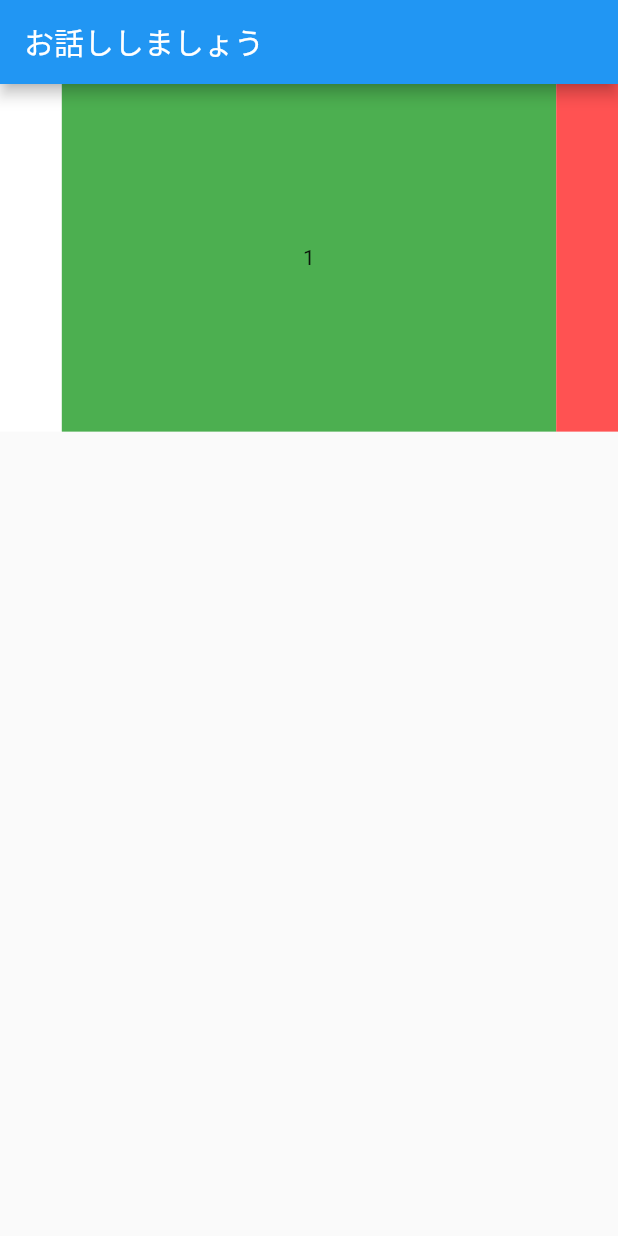
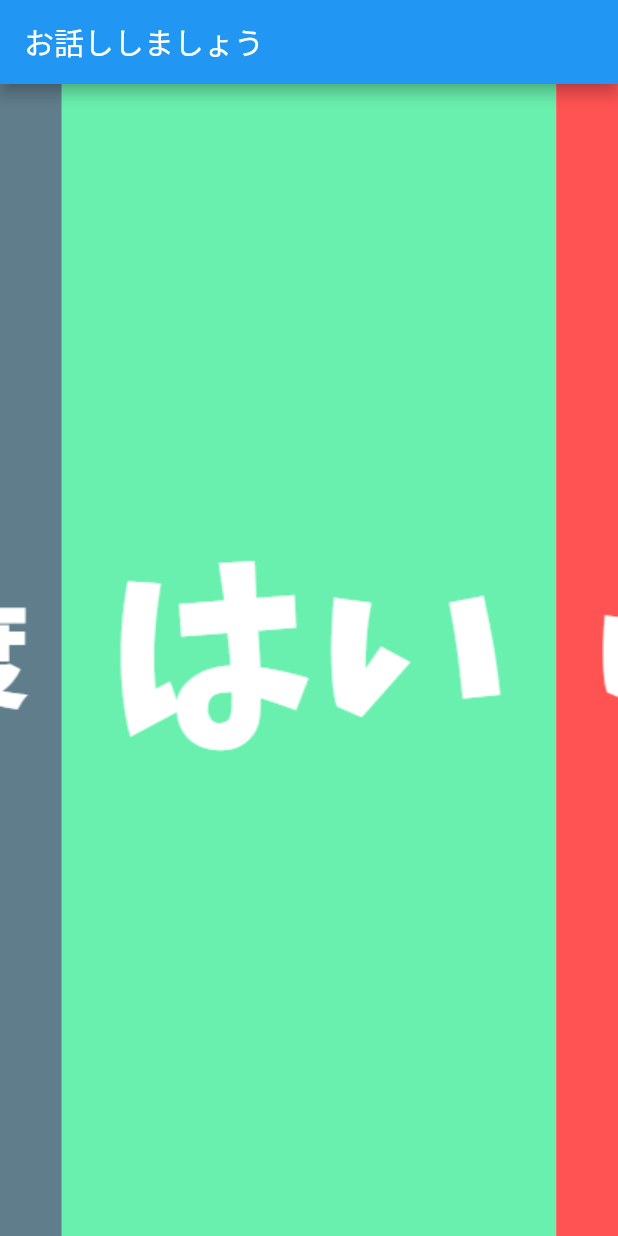
Before and after one commit to DaisukeMinagawa/silent_talker, a Flutter app: the screen it shows after launch, on a phone screen of 412 x 824 dp. Run offline on Flutter 3.47's test engine with Material 2 defaults, Android fonts, the phone set to English and light mode, and no system bars; drawn by our look-alikes of carousel_slider.

Commit message:
Almost Complited2

```diff
--- a/lib/main.dart
+++ b/lib/main.dart
@@ -1,4 +1,3 @@
-import 'package:carousel_slider/carousel_controller.dart';
 import 'package:carousel_slider/carousel_options.dart';
 import 'package:carousel_slider/carousel_slider.dart';
 import 'package:flutter/material.dart';
@@ -11,35 +10,21 @@ class BasicDemo extends StatelessWidget {
     return MaterialApp(
       home: Scaffold(
         appBar: AppBar(title: Text('お話ししましょう')),
-        body: Container(
-          child: CarouselSlider(options: CarouselOptions(), items: <Widget>[
+        body: SafeArea(
+          child: CarouselSlider(
+              options: CarouselOptions(height: double.infinity),
+              items: <Widget>[
                 Container(
-              height: double.infinity,
-              child: Center(
-                child: Text('1'),
-              ),
-              decoration: BoxDecoration(color: Colors.green),
+                  child: Center(child: Image.asset('answers/1.png')),
+                  decoration: BoxDecoration(color: Colors.greenAccent),
                 ),
                 Container(
-              height: double.infinity,
-              child: Center(
-                child: Text('2'),
-              ),
+                  child: Center(child: Image.asset('answers/2.png')),
                   decoration: BoxDecoration(color: Colors.redAccent),
                 ),
                 Container(
-              height: double.infinity,
-              child: Center(
-                child: Text('3'),
-              ),
-              decoration: BoxDecoration(color: Colors.grey),
-            ),
-            Container(
-              height: double.infinity,
-              child: Center(
-                child: Text('4'),
-              ),
-              decoration: BoxDecoration(color: Colors.white),
+                  child: Center(child: Image.asset('answers/3.png')),
+                  decoration: BoxDecoration(color: Colors.blueGrey),
                 ),
               ]),
         ),
```
Also changed, not shown: 1 other file. Lines whose indentation alone changed are shown as unchanged.
